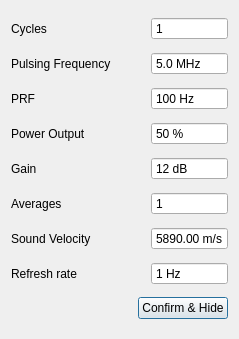
The window that tsettings.ui (SDJoeKing/Tubers_GUI) describes before a commit, drawn with Qt 5.
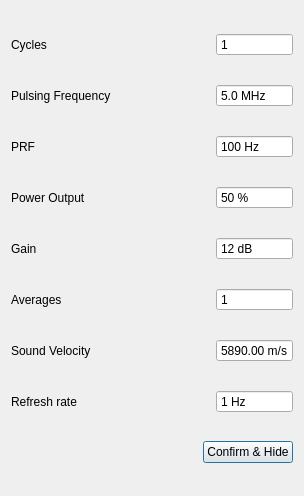
The same window after the commit.

```diff
--- a/tsettings.ui
+++ b/tsettings.ui
@@ -6,10 +6,16 @@
    <rect>
     <x>0</x>
     <y>0</y>
-    <width>239</width>
-    <height>339</height>
+    <width>304</width>
+    <height>496</height>
    </rect>
   </property>
+  <property name="sizePolicy">
+   <sizepolicy hsizetype="Preferred" vsizetype="Preferred">
+    <horstretch>0</horstretch>
+    <verstretch>0</verstretch>
+   </sizepolicy>
+  </property>
   <property name="windowTitle">
    <string>Dialog</string>
   </property>
```
